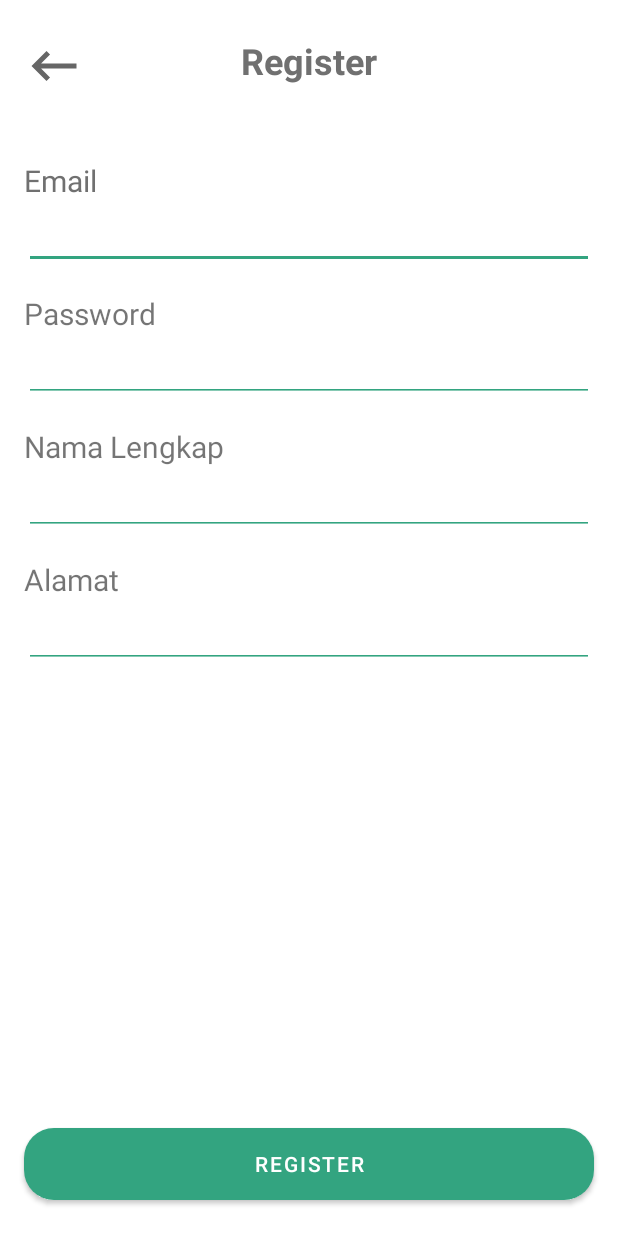
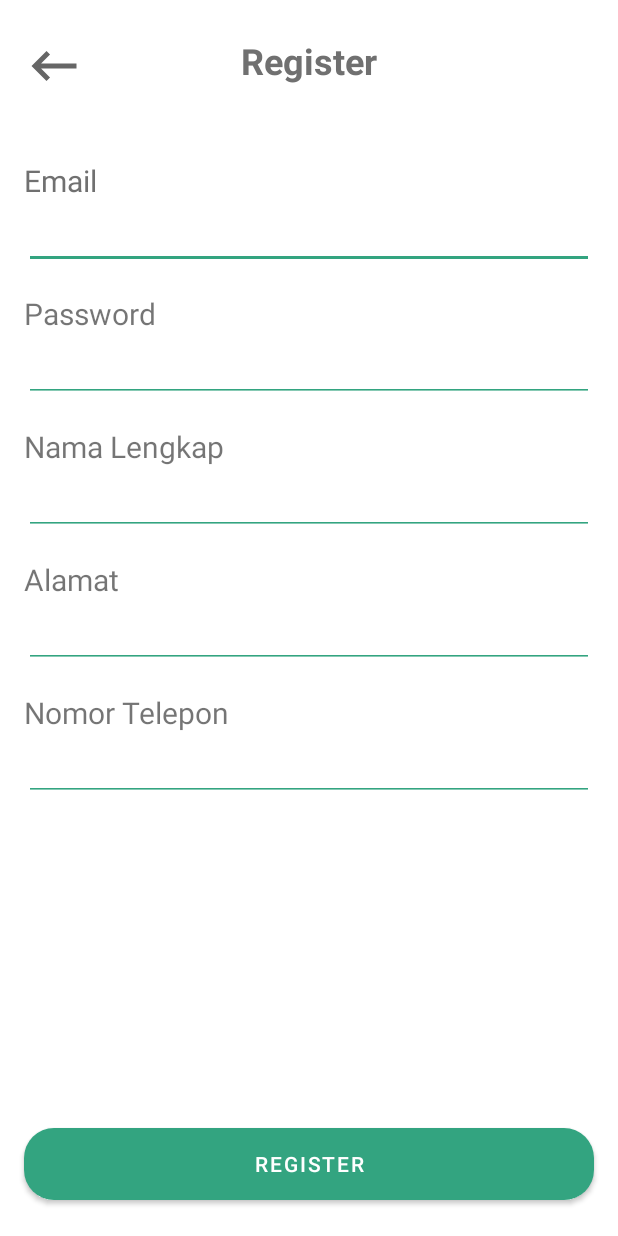
Before and after one commit to GoLoak/GoLoak-Mobile-Development, an Android app: the RegisterActivity screen opened directly, with no data from a screen before it, on a phone screen of 412 x 824 dp. Run offline under Robolectric (Android 15) with nearby library versions, the phone set to English and light mode, and no system bars.

Commit message:
Update register page

```diff
--- a/app/src/main/res/layout/activity_register.xml
+++ b/app/src/main/res/layout/activity_register.xml
@@ -157,4 +157,32 @@
         app:layout_constraintStart_toStartOf="parent"
         app:layout_constraintTop_toBottomOf="@+id/textView6" />
 
+    <TextView
+        android:id="@+id/textView10"
+        android:layout_width="0dp"
+        android:layout_height="wrap_content"
+        android:layout_marginStart="16dp"
+        android:layout_marginTop="16dp"
+        android:layout_marginEnd="16dp"
+        android:text="@string/no_hp"
+        android:textSize="20sp"
+        app:layout_constraintEnd_toEndOf="parent"
+        app:layout_constraintHorizontal_bias="0.269"
+        app:layout_constraintStart_toStartOf="parent"
+        app:layout_constraintTop_toBottomOf="@+id/edt_address" />
+
+    <EditText
+        android:id="@+id/editTextTextPersonName"
+        android:layout_width="0dp"
+        android:layout_height="wrap_content"
+        android:layout_marginStart="16dp"
+        android:layout_marginEnd="16dp"
+        android:backgroundTint="@color/green_primary"
+        android:ems="10"
+        android:inputType="textPersonName"
+        app:layout_constraintEnd_toEndOf="parent"
+        app:layout_constraintHorizontal_bias="0.427"
+        app:layout_constraintStart_toStartOf="parent"
+        app:layout_constraintTop_toBottomOf="@+id/textView10" />
+
 </androidx.constraintlayout.widget.ConstraintLayout>
--- a/app/src/main/res/values/strings.xml
+++ b/app/src/main/res/values/strings.xml
@@ -26,4 +26,5 @@
     <string name="desc_list_sampah">Kami menerima semua %1$s atau sejenis tergolong.</string>
     <string name="point_reward_count">+ %1$d Poin</string>
     <string name="total_point">0 Poin</string>
+    <string name="no_hp">Nomor Telepon</string>
 </resources>
```
